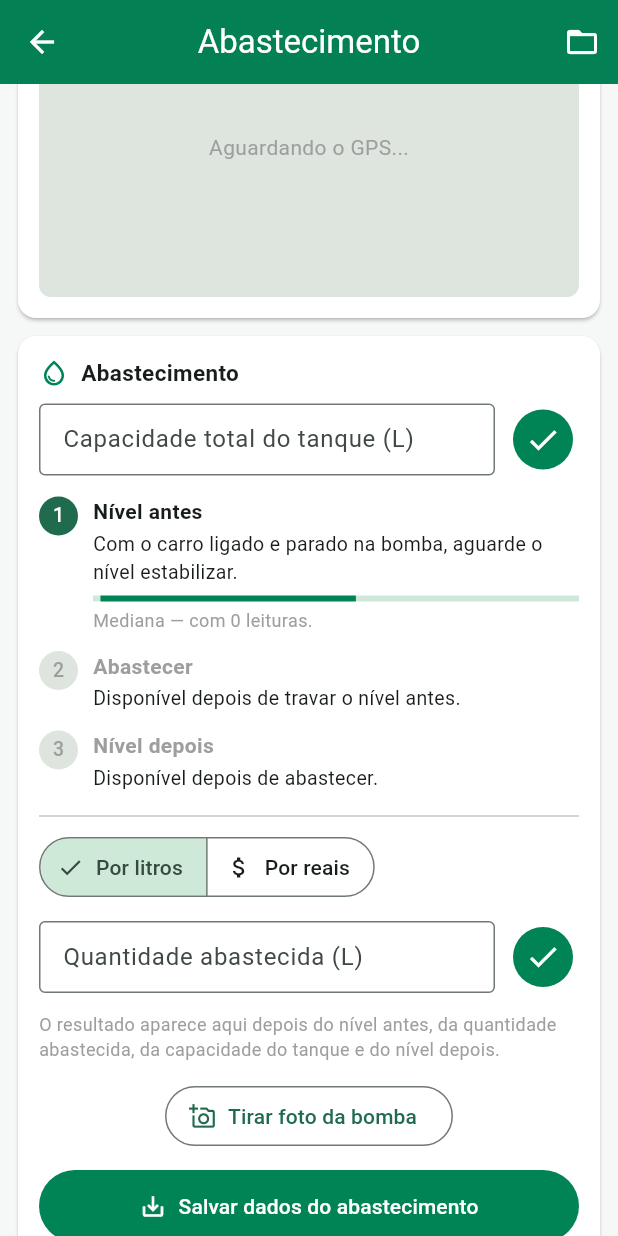
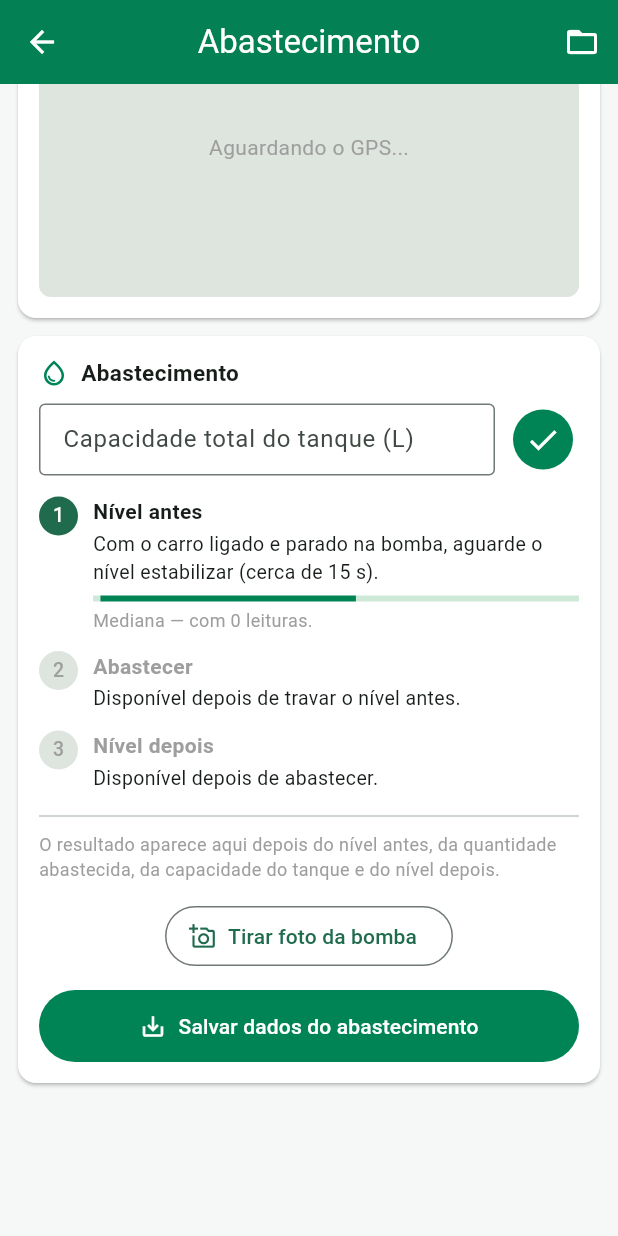
Before and after one commit to gabestk/Fuel-Sentinel-V2, a Flutter app: the obddata screen opened directly with empty values, scrolled down 522 dp, on a phone screen of 412 x 824 dp. Run offline on Flutter 3.47's test engine with Material 3 defaults, Android fonts, the phone set to English and light mode, and no system bars; our stand-ins replace auto_route, cloud_firestore, device_info_plus, firebase_core, flutter_bluetooth_serial, flutter_map and 11 more; missing offline and left inert: ecdsa, elliptic, haversine_distance, workmanager; accounts and stored records are empty.

Commit message:
Abastecimento: quantidade abastecida dentro da etapa 2 e tempo estimado para estabilizar

```diff
--- a/lib/widgets/dataConnect.dart
+++ b/lib/widgets/dataConnect.dart
@@ -1467,6 +1467,49 @@ count = 0;
     );
   }
 
+  /// Quantidade abastecida, em litros ou em reais (preço do litro e valor gasto).
+  Widget _camposQuantidade() {
+    return Column(
+      crossAxisAlignment: CrossAxisAlignment.start,
+      children: [
+        SegmentedButton<bool>(
+          segments: const [
+            ButtonSegment(value: true, label: Text('Por litros'), icon: Icon(Icons.local_drink_outlined)),
+            ButtonSegment(value: false, label: Text('Por reais'), icon: Icon(Icons.attach_money)),
+          ],
+          selected: {isByLiters},
+          onSelectionChanged: (s) => setState(() => isByLiters = s.first),
+        ),
+        const SizedBox(height: 8),
+        if (isByLiters)
+          _campo(abastecerController, 'Quantidade abastecida (L)', _registrarLitros)
+        else ...[
+          TextField(
+            controller: precoController,
+            decoration: const InputDecoration(
+                labelText: 'Preço do litro (R\$)', border: OutlineInputBorder(), isDense: true),
+            keyboardType: const TextInputType.numberWithOptions(decimal: true),
+          ),
+          const SizedBox(height: 8),
+          _campo(valorGastoController, 'Valor gasto (R\$)', _registrarReais),
+        ],
+        if (combustivelAbastecidoRegistrado > 0)
+          Padding(
+            padding: const EdgeInsets.only(top: 4),
+            child: Text('Registrado: ${combustivelAbastecidoRegistrado.toStringAsFixed(2)} L',
+                style: const TextStyle(color: _verde, fontWeight: FontWeight.w600)),
+          ),
+      ],
+    );
+  }
+
+  /// Tempo mínimo até o nível poder ser travado sozinho: 6 leituras e 15 s.
+  int get _segundosParaEstabilizar {
+    final intervalo = int.tryParse(confdata?.timereqobd ?? '') ?? 1;
+    final porLeituras = 5 * intervalo;
+    return porLeituras > 15 ? porLeituras : 15;
+  }
+
   Widget _etapasFluxo() {
     final e = _etapa;
     return Column(
@@ -1476,22 +1519,27 @@ count = 0;
             ativo: e == EtapaAbastecimento.medindoAntes,
             filhos: [
               if (e == EtapaAbastecimento.medindoAntes)
-                _medindo(_estabAntes, 'Com o carro ligado e parado na bomba, aguarde o nível estabilizar.',
+                _medindo(_estabAntes, 'Com o carro ligado e parado na bomba, aguarde o nível estabilizar '
+                    '(cerca de $_segundosParaEstabilizar s).',
                     () => _travarAntes(estavel: false))
               else
                 _travado(_nivelAntes!, _antesEstavel, _horaAntes,
                     e == EtapaAbastecimento.abastecendo ? _medirAntesDeNovo : null),
             ]),
         _passo(2, 'Abastecer',
-            feito: e == EtapaAbastecimento.medindoDepois || e == EtapaAbastecimento.concluido,
+            feito: combustivelAbastecidoRegistrado > 0 && e != EtapaAbastecimento.medindoAntes,
             ativo: e == EtapaAbastecimento.abastecendo,
             filhos: [
               Text(
                 e == EtapaAbastecimento.medindoAntes
                     ? 'Disponível depois de travar o nível antes.'
-                    : 'Pode desligar o carro e abastecer. Registre a quantidade abaixo.',
+                    : 'Pode desligar o carro e abastecer. Depois registre aqui quanto foi abastecido.',
                 style: const TextStyle(fontSize: 13),
               ),
+              if (e != EtapaAbastecimento.medindoAntes) ...[
+                const SizedBox(height: 8),
+                _camposQuantidade(),
+              ],
             ]),
         _passo(3, 'Nível depois',
             feito: _nivelDepois != null,
@@ -1587,28 +1635,6 @@ count = 0;
       const SizedBox(height: 8),
       _etapasFluxo(),
       const Divider(height: 20),
-      SegmentedButton<bool>(
-        segments: const [
-          ButtonSegment(value: true, label: Text('Por litros'), icon: Icon(Icons.local_drink_outlined)),
-          ButtonSegment(value: false, label: Text('Por reais'), icon: Icon(Icons.attach_money)),
-        ],
-        selected: {isByLiters},
-        onSelectionChanged: (s) => setState(() => isByLiters = s.first),
-      ),
-      const SizedBox(height: 12),
-      if (isByLiters)
-        _campo(abastecerController, 'Quantidade abastecida (L)', _registrarLitros)
-      else ...[
-        TextField(
-          controller: precoController,
-          decoration: const InputDecoration(
-              labelText: 'Preço do litro (R\$)', border: OutlineInputBorder(), isDense: true),
-          keyboardType: const TextInputType.numberWithOptions(decimal: true),
-        ),
-        const SizedBox(height: 8),
-        _campo(valorGastoController, 'Valor gasto (R\$)', _registrarReais),
-      ],
-      const SizedBox(height: 12),
       _verificacao(),
       const SizedBox(height: 12),
       // foto da bomba, centralizada
```
